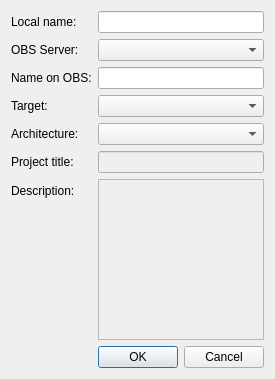
First picture: the form in src/ObsLightGui/ui/obsProjectConfig.ui, repository ronan22/obs-light, before the edit.
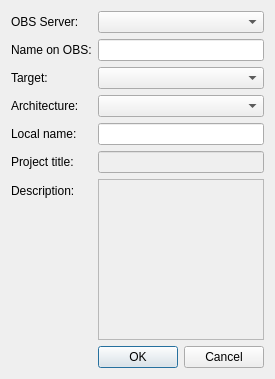
Second picture: the form after the edit.

Commit message: - changed fields order in project configuration dialog, to fix bug 24349

Patch:
```diff
--- a/src/ObsLightGui/ui/obsProjectConfig.ui
+++ b/src/ObsLightGui/ui/obsProjectConfig.ui
@@ -23,20 +23,6 @@
    <property name="fieldGrowthPolicy">
     <enum>QFormLayout::ExpandingFieldsGrow</enum>
    </property>
-   <item row="0" column="0">
-    <widget class="QLabel" name="projectLocalNameLabel">
-     <property name="text">
-      <string>Local name:</string>
-     </property>
-    </widget>
-   </item>
-   <item row="0" column="1">
-    <widget class="QLineEdit" name="projectLocalNameLineEdit">
-     <property name="toolTip">
-      <string>The name that will be used to designate this project. No whitespace. Not modifiable after creation.</string>
-     </property>
-    </widget>
-   </item>
    <item row="1" column="0">
     <widget class="QLabel" name="projectServerLabel">
      <property name="text">
@@ -114,7 +100,7 @@
      </property>
     </widget>
    </item>
-   <item row="8" column="1">
+   <item row="10" column="1">
     <widget class="QDialogButtonBox" name="obsProjectConfigButtonBox">
      <property name="orientation">
       <enum>Qt::Horizontal</enum>
@@ -124,7 +110,7 @@
      </property>
     </widget>
    </item>
-   <item row="7" column="1">
+   <item row="9" column="1">
     <widget class="QTextEdit" name="projectDescriptionTextEdit">
      <property name="enabled">
       <bool>false</bool>
@@ -134,14 +120,14 @@
      </property>
     </widget>
    </item>
-   <item row="7" column="0">
+   <item row="9" column="0">
     <widget class="QLabel" name="projectDescriptionLabel">
      <property name="text">
       <string>Description:</string>
      </property>
     </widget>
    </item>
-   <item row="6" column="1">
+   <item row="8" column="1">
     <widget class="QLineEdit" name="projectTitleLineEdit">
      <property name="enabled">
       <bool>false</bool>
@@ -151,13 +137,27 @@
      </property>
     </widget>
    </item>
-   <item row="6" column="0">
+   <item row="8" column="0">
     <widget class="QLabel" name="projectTitleLabel">
      <property name="text">
       <string>Project title:</string>
      </property>
     </widget>
    </item>
+   <item row="7" column="1">
+    <widget class="QLineEdit" name="projectLocalNameLineEdit">
+     <property name="toolTip">
+      <string>The name that will be used to designate this project. No whitespace. Not modifiable after creation.</string>
+     </property>
+    </widget>
+   </item>
+   <item row="7" column="0">
+    <widget class="QLabel" name="projectLocalNameLabel">
+     <property name="text">
+      <string>Local name:</string>
+     </property>
+    </widget>
+   </item>
   </layout>
  </widget>
  <resources/>
```
